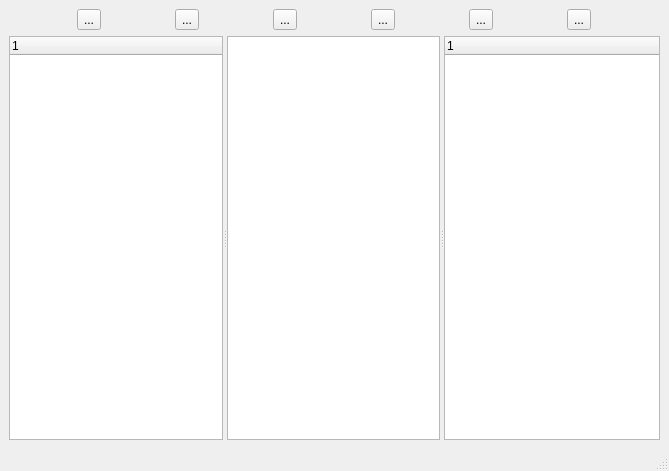
Above: data/mainwindow.ui from dushko/G- before the change. Below: the same form after it.
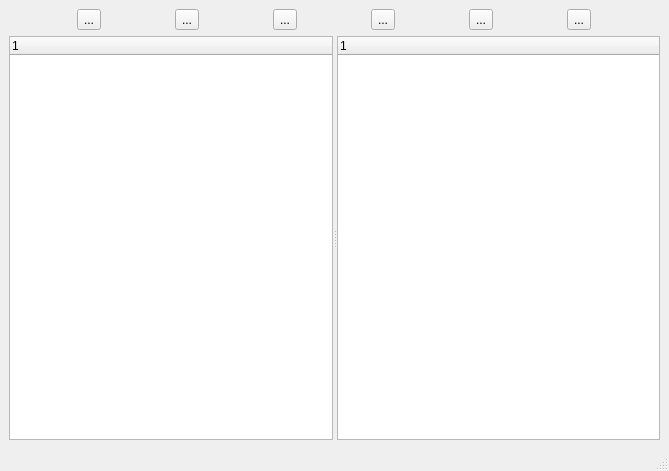
That is the form after the change.

Commit message: chore(Qt) rename splitter widget in Qt form

```diff
--- a/data/mainwindow.ui
+++ b/data/mainwindow.ui
@@ -79,7 +79,6 @@
            </property>
           </column>
          </widget>
-         <widget class="QTableWidget" name="tableWidget"/>
         </widget>
         <widget class="QTreeWidget" name="treeWidget_2">
          <column>
```
Left out of the diff: 2 changed lines with no effect on the pictures.
